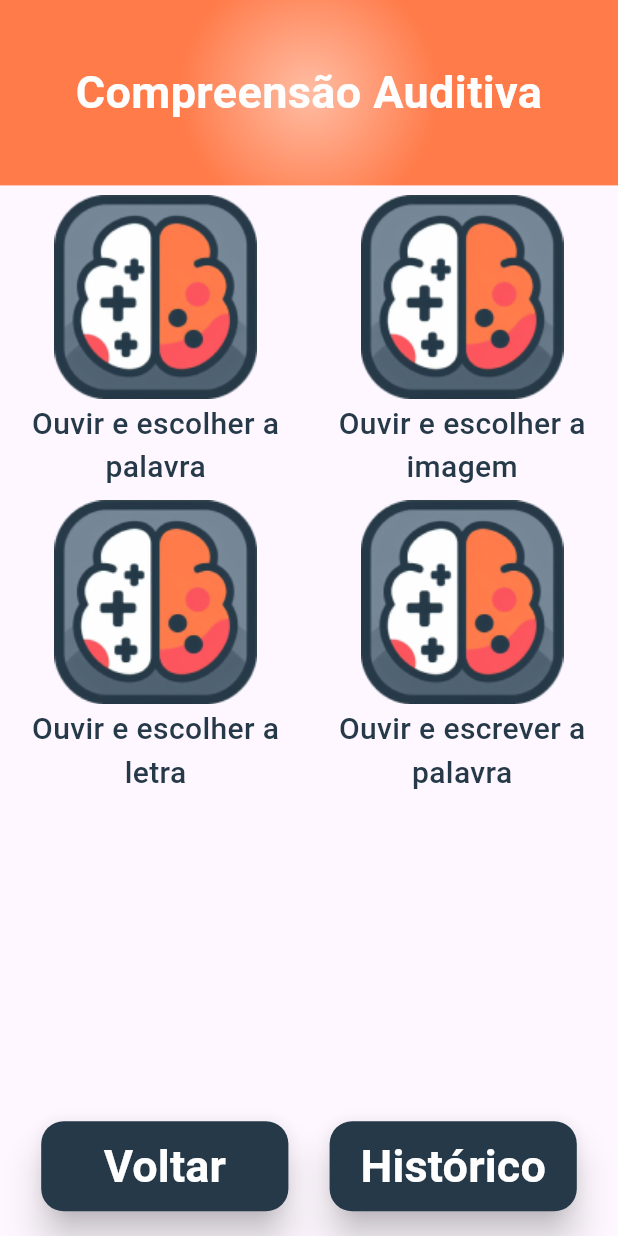
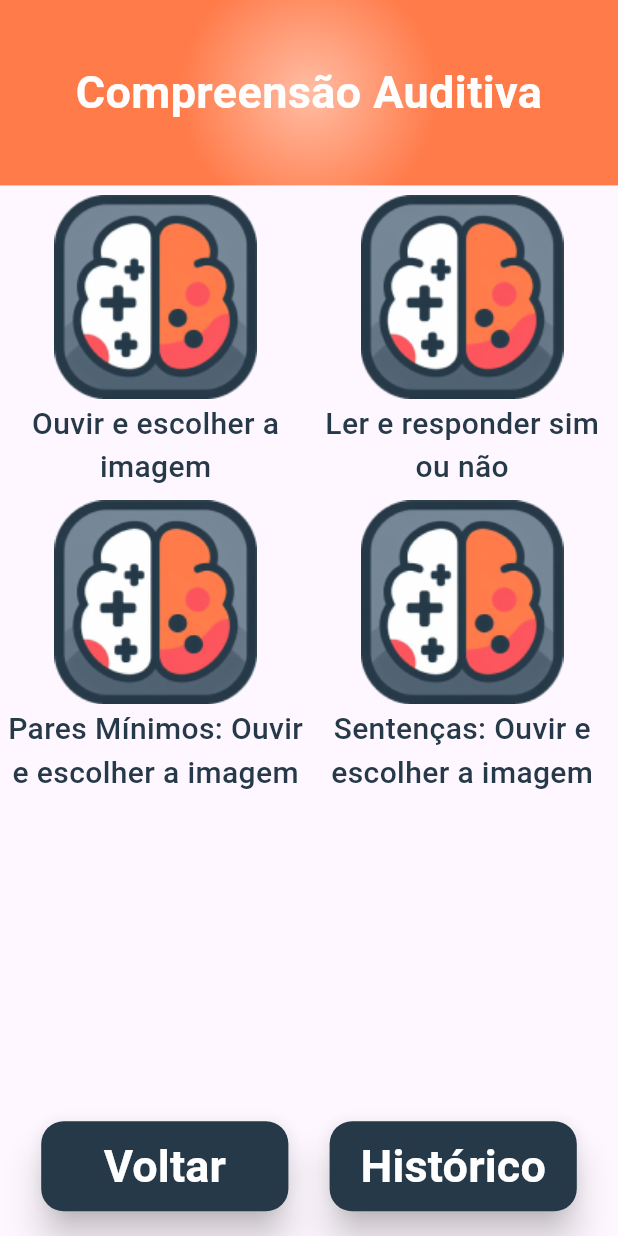
Before and after one commit to guiGarcia42/FonoTerapia, a Flutter app: the MenuPage screen opened by its route, after a tap on "Compreensão Auditiva", on a phone screen of 412 x 824 dp. Run offline on Flutter 3.47's test engine with Material 3 defaults, Android fonts, the light colour scheme and no system bars; our stand-ins replace google_fonts, shared_preferences; missing offline and left inert: animated_card; accounts and stored records are empty; statements that could not run were skipped.

Commit message:
updated data Strings

```diff
--- a/lib/modules/menu/menu_page.dart
+++ b/lib/modules/menu/menu_page.dart
@@ -70,7 +70,7 @@ class MenuPage extends StatelessWidget {
                     ),
                   ),
                   PictureButtonWithDescription(
-                    description: "Escrita",
+                    description: "Nomeação Escrita",
                     imagePath: AppImages.logomini,
                     size: size,
                     onTap: () => Navigator.pushNamed(
@@ -80,7 +80,7 @@ class MenuPage extends StatelessWidget {
                     ),
                   ),
                   PictureButtonWithDescription(
-                    description: "Nomeação",
+                    description: "Nomeação Oral",
                     imagePath: AppImages.logomini,
                     size: size,
                     onTap: () => Navigator.pushNamed(
--- a/lib/shared/utils/data.dart
+++ b/lib/shared/utils/data.dart
@@ -9,28 +9,39 @@ class MenuCategory {
   MenuCategory(this.title, this.options);
 }
 
+const String aboutUs = """Fonoaudióloga há mais de 20 anos, atuando na reabilitação de adultos com Afasia, Demências, Disartria, Apraxia e Disfagia. Durante minha trajetória profissional, sempre percebi a carência de recursos adequados para estimular a linguagem em adultos. Motivada por essa lacuna, surgiu a ideia de desenvolver o aplicativo FonoTerapia, concebido como uma ferramenta destinada aos fonoaudiólogos que trabalham na reabilitação de adultos.\n
+Além de minha vasta experiência clínica, atualmente sou doutoranda na UNIFESP - Baixada Santista em Ciências da Saúde. Possuo graduação em Fonoaudiologia pela UNIFESP (2002), especialização em Linguagem do Adulto e do Idoso pela USP (2003) e mestrado em Interdisciplinar em Ciências da Saúde pela UNIFESP (2020).""";
+
+const String contacts = """Instagram: @Fono.jugonzalez
+Email: gonzalezdiazjuliana@gmail.com
+Telefone(Whatsapp): (13) 98143-0426""";
+
+const String contactsDev = """Guilherme Garcia
+Email: gui123.garcia@gmail.com
+Telefone(Whatsapp): (11) 97262-2224""";
+
 List<MenuCategory> buildMenuOptionsList(BuildContext context) {
   return [
     MenuCategory(
       "Compreensão Auditiva",
       [
         MenuOption(
-          description: "Ouvir e escolher a palavra",
+          description: "Ouvir e escolher a imagem",
           imagePath: AppImages.logomini,
           onTap: () => navigateToGame(context, 0),
         ),
         MenuOption(
-          description: "Ouvir e escolher a imagem",
+          description: "Ler e responder sim ou não",
           imagePath: AppImages.logomini,
           onTap: () => navigateToGame(context, 1),
         ),
         MenuOption(
-          description: "Ouvir e escolher a letra",
+          description: "Pares Mínimos: Ouvir e escolher a imagem",
           imagePath: AppImages.logomini,
           onTap: () => navigateToGame(context, 2),
         ),
         MenuOption(
-          description: "Ouvir e escrever a palavra",
+          description: "Sentenças: Ouvir e escolher a imagem",
           imagePath: AppImages.logomini,
           onTap: () => navigateToGame(context, 3),
         ),
@@ -45,34 +56,44 @@ List<MenuCategory> buildMenuOptionsList(BuildContext context) {
           onTap: () => navigateToGame(context, 0),
         ),
         MenuOption(
-          description: "Ver e escolher a palavra",
+          description: "Ver a imagem e escolher a palavra",
           imagePath: AppImages.logomini,
           onTap: () => navigateToGame(context, 1),
         ),
         MenuOption(
-          description: "Emparelhar maiúsculas e minúsculas",
+          description: "Ler e responder sim ou não",
           imagePath: AppImages.logomini,
           onTap: () => navigateToGame(context, 2),
         ),
         MenuOption(
-          description: "Ler e responder sim ou não",
+          description: "Ouvir e escolher a palavra",
           imagePath: AppImages.logomini,
           onTap: () => navigateToGame(context, 3),
-        ),
-        MenuOption(
-          description: "Ouvir e escolher a letra",
-          imagePath: AppImages.logomini,
-          onTap: () => navigateToGame(context, 4),
-        ),
-        MenuOption(
-          description: "Ouvir e escolher a palavra",
-          imagePath: AppImages.logomini,
-          onTap: () => navigateToGame(context, 5),
         ),
       ],
     ),
     MenuCategory(
-      "Escrita",
+      "Nomeação Oral",
+      [
+        MenuOption(
+          description: "Falar o nome da imagem",
+          imagePath: AppImages.logomini,
+          onTap: () => navigateToGame(context, 0),
+        ),
+        MenuOption(
+          description: "Sentenças: Descrever imagem",
+          imagePath: AppImages.logomini,
+          onTap: () => navigateToGame(context, 1),
+        ),
+        MenuOption(
+          description: "Repetição de palavras",
+          imagePath: AppImages.logomini,
+          onTap: () => navigateToGame(context, 2),
+        ),
+      ],
+    ),
+    MenuCategory(
+      "Nomeação Escrita",
       [
         MenuOption(
           description: "Escrever o nome da imagem",
@@ -85,27 +106,7 @@ List<MenuCategory> buildMenuOptionsList(BuildContext context) {
           onTap: () => navigateToGame(context, 1),
         ),
         MenuOption(
-          description: "Escrever a letra ditada",
-          imagePath: AppImages.logomini,
-          onTap: () => navigateToGame(context, 2),
-        ),
-      ],
-    ),
-    MenuCategory(
-      "Nomeação",
-      [
-        MenuOption(
-          description: "Nomeação oral",
-          imagePath: AppImages.logomini,
-          onTap: () => navigateToGame(context, 0),
-        ),
-        MenuOption(
-          description: "Repetição",
-          imagePath: AppImages.logomini,
-          onTap: () => navigateToGame(context, 1),
-        ),
-        MenuOption(
-          description: "Escrever o nome da imagem",
+          description: "Ouvir e escrever a letra",
           imagePath: AppImages.logomini,
           onTap: () => navigateToGame(context, 2),
         ),
```
Also changed, not shown: lib/modules/about/about_page.dart (+23 -5 lines).
